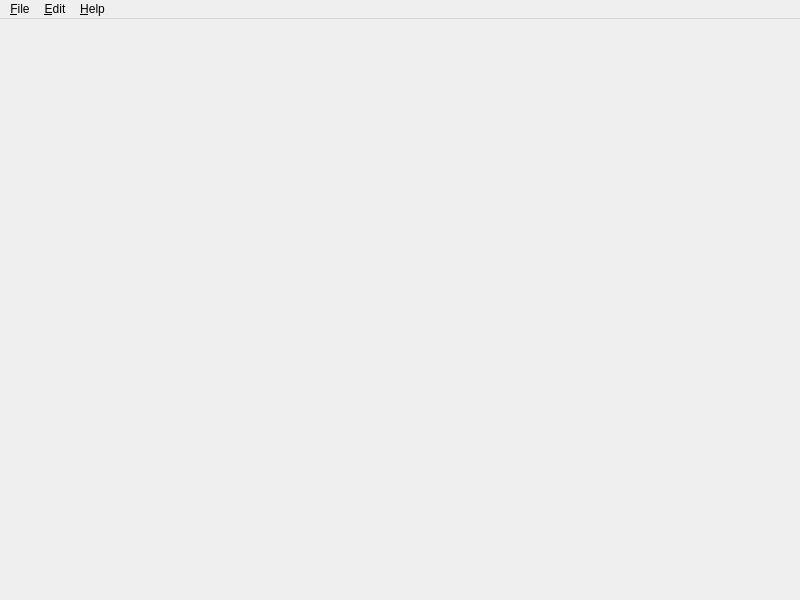
This is ui/mainwindow.ui in abmyii/DoltK as Qt 5 draws it before an edit. The edited form follows.
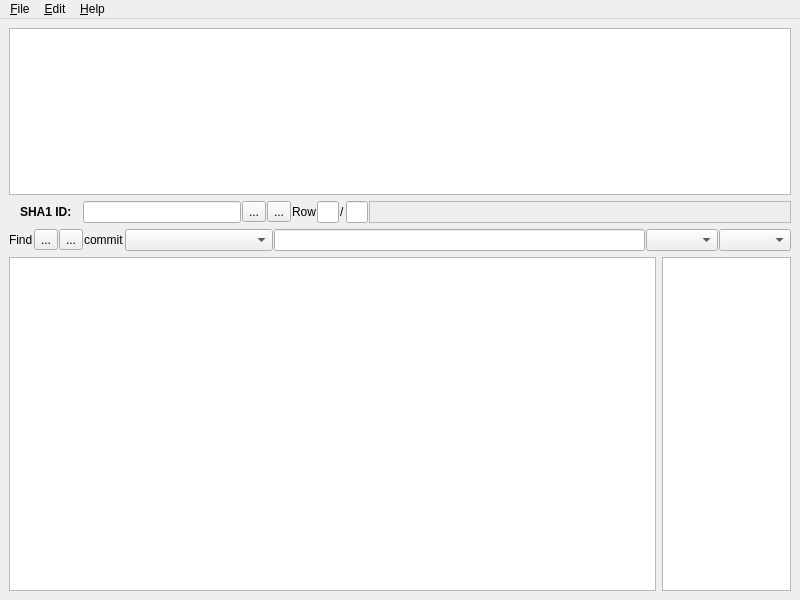
This is the edited form.

Commit message: Add basic layout

What changed in the file:
```diff
--- a/ui/mainwindow.ui
+++ b/ui/mainwindow.ui
@@ -14,7 +14,175 @@
    <string>DoltK</string>
   </property>
   <widget class="QWidget" name="centralwidget">
-   <layout class="QVBoxLayout" name="verticalLayout"/>
+   <layout class="QVBoxLayout" name="verticalLayout" stretch="20,1,1,40">
+    <item>
+     <widget class="QColumnView" name="columnView"/>
+    </item>
+    <item>
+     <layout class="QHBoxLayout" name="horizontalLayout" stretch="1,1,1,15,0,0,0,1,0,1,40">
+      <property name="spacing">
+       <number>1</number>
+      </property>
+      <item>
+       <spacer name="horizontalSpacer_2">
+        <property name="orientation">
+         <enum>Qt::Horizontal</enum>
+        </property>
+        <property name="sizeHint" stdset="0">
+         <size>
+          <width>40</width>
+          <height>20</height>
+         </size>
+        </property>
+       </spacer>
+      </item>
+      <item>
+       <widget class="QLabel" name="label">
+        <property name="font">
+         <font>
+          <weight>75</weight>
+          <bold>true</bold>
+         </font>
+        </property>
+        <property name="text">
+         <string>SHA1 ID:</string>
+        </property>
+       </widget>
+      </item>
+      <item>
+       <spacer name="horizontalSpacer_3">
+        <property name="orientation">
+         <enum>Qt::Horizontal</enum>
+        </property>
+        <property name="sizeHint" stdset="0">
+         <size>
+          <width>40</width>
+          <height>20</height>
+         </size>
+        </property>
+       </spacer>
+      </item>
+      <item>
+       <widget class="QLineEdit" name="lineEdit"/>
+      </item>
+      <item>
+       <widget class="QToolButton" name="toolButton_2">
+        <property name="text">
+         <string>...</string>
+        </property>
+       </widget>
+      </item>
+      <item>
+       <widget class="QToolButton" name="toolButton">
+        <property name="text">
+         <string>...</string>
+        </property>
+       </widget>
+      </item>
+      <item>
+       <widget class="QLabel" name="label_2">
+        <property name="text">
+         <string>Row</string>
+        </property>
+       </widget>
+      </item>
+      <item>
+       <widget class="QLineEdit" name="lineEdit_2">
+        <property name="maxLength">
+         <number>10</number>
+        </property>
+        <property name="readOnly">
+         <bool>true</bool>
+        </property>
+       </widget>
+      </item>
+      <item>
+       <widget class="QLabel" name="label_3">
+        <property name="text">
+         <string>/</string>
+        </property>
+       </widget>
+      </item>
+      <item>
+       <widget class="QLineEdit" name="lineEdit_3">
+        <property name="maxLength">
+         <number>10</number>
+        </property>
+        <property name="readOnly">
+         <bool>true</bool>
+        </property>
+       </widget>
+      </item>
+      <item>
+       <widget class="QFrame" name="frame">
+        <property name="frameShape">
+         <enum>QFrame::StyledPanel</enum>
+        </property>
+        <property name="frameShadow">
+         <enum>QFrame::Raised</enum>
+        </property>
+       </widget>
+      </item>
+     </layout>
+    </item>
+    <item>
+     <layout class="QHBoxLayout" name="horizontalLayout_2" stretch="0,0,0,0,20,50,0,0">
+      <property name="spacing">
+       <number>1</number>
+      </property>
+      <item>
+       <widget class="QLabel" name="label_4">
+        <property name="text">
+         <string>Find</string>
+        </property>
+       </widget>
+      </item>
+      <item>
+       <widget class="QToolButton" name="toolButton_3">
+        <property name="text">
+         <string>...</string>
+        </property>
+       </widget>
+      </item>
+      <item>
+       <widget class="QToolButton" name="toolButton_4">
+        <property name="text">
+         <string>...</string>
+        </property>
+       </widget>
+      </item>
+      <item>
+       <widget class="QLabel" name="label_5">
+        <property name="text">
+         <string>commit</string>
+        </property>
+       </widget>
+      </item>
+      <item>
+       <widget class="QComboBox" name="comboBox"/>
+      </item>
+      <item>
+       <widget class="QLineEdit" name="lineEdit_4"/>
+      </item>
+      <item>
+       <widget class="QComboBox" name="comboBox_2"/>
+      </item>
+      <item>
+       <widget class="QComboBox" name="comboBox_3"/>
+      </item>
+     </layout>
+    </item>
+    <item>
+     <layout class="QHBoxLayout" name="horizontalLayout_3" stretch="100,20">
+      <item>
+       <widget class="QTableView" name="tableView"/>
+      </item>
+      <item>
+       <widget class="QListView" name="listView"/>
+      </item>
+     </layout>
+    </item>
+   </layout>
   </widget>
   <widget class="QMenuBar" name="menubar">
    <property name="geometry">
```
